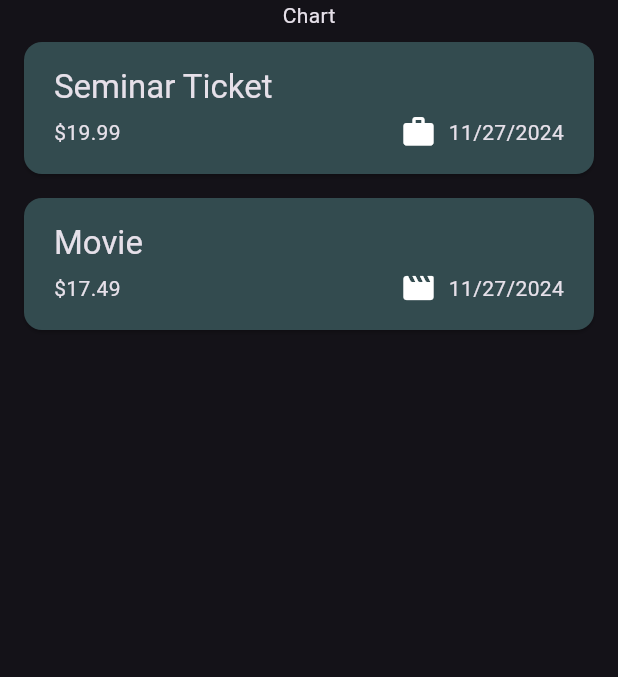
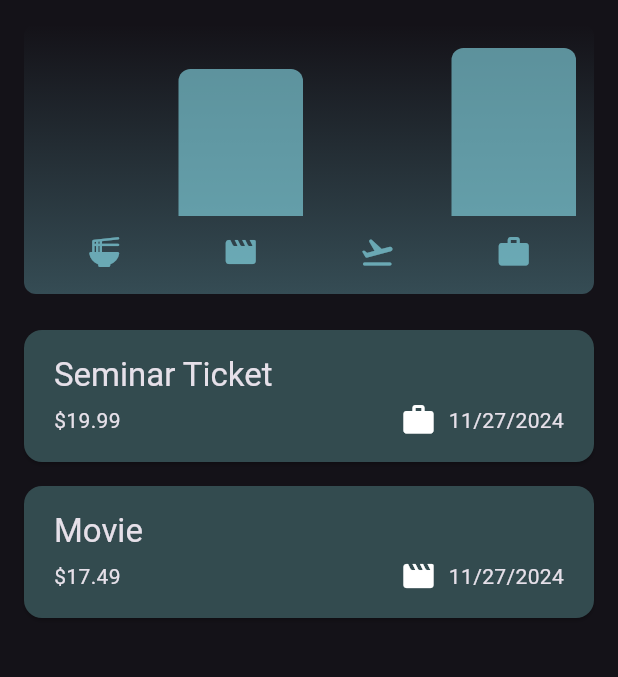
Before and after one commit to rajin-khan/flutter-self, a Flutter app: the screen it shows after launch, on a phone screen of 412 x 824 dp, the part 84-761 px from its top. Run offline on Flutter 3.47's test engine with Material 3 defaults, Android fonts, the phone set to English and light mode, and no system bars; our stand-ins replace speech_to_text.

Commit message:
Add visual charts to expense tracker

```diff
--- a/expense_tracker/lib/models/expense.dart
+++ b/expense_tracker/lib/models/expense.dart
@@ -30,7 +30,35 @@ class Expense {
   final DateTime date;
   final Cat category;
 
-  String get formattedDate { //special getter method used in dart, so get is a special keyword.
-    return formatter.format(date); //we call the formatter to view the date in a specific way
+  String get formattedDate {
+    //special getter method used in dart, so get is a special keyword.
+    return formatter.format(
+        date); //we call the formatter to view the date in a specific way
   }
 }
+
+class ExpenseBucket {
+  const ExpenseBucket({
+    required this.category,
+    required this.expenses,
+  });
+
+  ExpenseBucket.forCategory(List<Expense> allExpenses, this.category)
+      : expenses = allExpenses
+            .where((expense) => expense.category == category)
+            .toList();
+
+  final Cat category;
+  final List<Expense> expenses;
+
+  double get totalExpenses {
+    double sum = 0;
+
+    for (final expense in expenses) {
+      //loop through each category and add them, used a for-in loop
+      sum += expense.amount;
+    }
+
+    return sum;
+  }
+}
--- /dev/null
+++ b/expense_tracker/lib/widgets/chart/chart.dart
@@ -0,0 +1,95 @@
+import 'package:flutter/material.dart';
+
+import 'package:expense_tracker/widgets/chart/chart_bar.dart';
+import 'package:expense_tracker/models/expense.dart';
+
+class Chart extends StatelessWidget {
+  const Chart({super.key, required this.expenses});
+
+  final List<Expense> expenses;
+
+  List<ExpenseBucket> get buckets {
+    return [
+      ExpenseBucket.forCategory(expenses, Cat.food),
+      ExpenseBucket.forCategory(expenses, Cat.leisure),
+      ExpenseBucket.forCategory(expenses, Cat.travel),
+      ExpenseBucket.forCategory(expenses, Cat.work),
+    ];
+  }
+
+  double get maxTotalExpense {
+    double maxTotalExpense = 0;
+
+    for (final bucket in buckets) {
+      if (bucket.totalExpenses > maxTotalExpense) {
+        maxTotalExpense = bucket.totalExpenses;
+      }
+    }
+
+    return maxTotalExpense;
+  }
+
+  @override
+  Widget build(BuildContext context) {
+    final isDarkMode =
+        MediaQuery.of(context).platformBrightness == Brightness.dark;
+    return Container(
+      margin: const EdgeInsets.all(16),
+      padding: const EdgeInsets.symmetric(
+        vertical: 16,
+        horizontal: 8,
+      ),
+      width: double.infinity,
+      height: 180,
+      decoration: BoxDecoration(
+        borderRadius: BorderRadius.circular(8),
+        gradient: LinearGradient(
+          colors: [
+            Theme.of(context).colorScheme.primary.withOpacity(0.3),
+            Theme.of(context).colorScheme.primary.withOpacity(0.0)
+          ],
+          begin: Alignment.bottomCenter,
+          end: Alignment.topCenter,
+        ),
+      ),
+      child: Column(
+        children: [
+          Expanded(
+            child: Row(
+              crossAxisAlignment: CrossAxisAlignment.end,
+              children: [
+                for (final bucket in buckets) // alternative to map()
+                  ChartBar(
+                    fill: bucket.totalExpenses == 0
+                        ? 0
+                        : bucket.totalExpenses / maxTotalExpense,
+                  )
+              ],
+            ),
+          ),
+          const SizedBox(height: 12),
+          Row(
+            children: buckets
+                .map(
+                  (bucket) => Expanded(
+                    child: Padding(
+                      padding: const EdgeInsets.symmetric(horizontal: 4),
+                      child: Icon(
+                        categoryIcons[bucket.category],
+                        color: isDarkMode
+                            ? Theme.of(context).colorScheme.secondary
+                            : Theme.of(context)
+                                .colorScheme
+                                .primary
+                                .withOpacity(0.7),
+                      ),
+                    ),
+                  ),
+                )
+                .toList(),
+          )
+        ],
+      ),
+    );
+  }
+}
--- /dev/null
+++ b/expense_tracker/lib/widgets/chart/chart_bar.dart
@@ -0,0 +1,34 @@
+import 'package:flutter/material.dart';
+
+class ChartBar extends StatelessWidget {
+  const ChartBar({
+    super.key,
+    required this.fill,
+  });
+
+  final double fill;
+
+  @override
+  Widget build(BuildContext context) {
+    final isDarkMode =
+        MediaQuery.of(context).platformBrightness == Brightness.dark;
+    return Expanded(
+      child: Padding(
+        padding: const EdgeInsets.symmetric(horizontal: 4),
+        child: FractionallySizedBox(
+          heightFactor: fill, //0~1
+          child: DecoratedBox(
+            decoration: BoxDecoration(
+              shape: BoxShape.rectangle,
+              borderRadius:
+                  const BorderRadius.vertical(top: Radius.circular(8)),
+              color: isDarkMode
+                  ? Theme.of(context).colorScheme.secondary
+                  : Theme.of(context).colorScheme.primary.withOpacity(0.65),
+            ),
+          ),
+        ),
+      ),
+    );
+  }
+}
--- a/expense_tracker/lib/widgets/expenses.dart
+++ b/expense_tracker/lib/widgets/expenses.dart
@@ -1,3 +1,4 @@
+import 'package:expense_tracker/widgets/chart/chart.dart';
 import 'package:expense_tracker/widgets/new_expense.dart';
 import 'package:flutter/material.dart';
 
@@ -89,7 +90,7 @@ class _ExpensesState extends State<Expenses> {
       ),
       body: Column(
         children: [
-          const Text('Chart'),
+          Chart(expenses: _registeredExpenses),
           Expanded(
             //the expanded widget must be used here we are trying to display a list (listview) inside another list (the column widget)
             child: mainContent,
```
